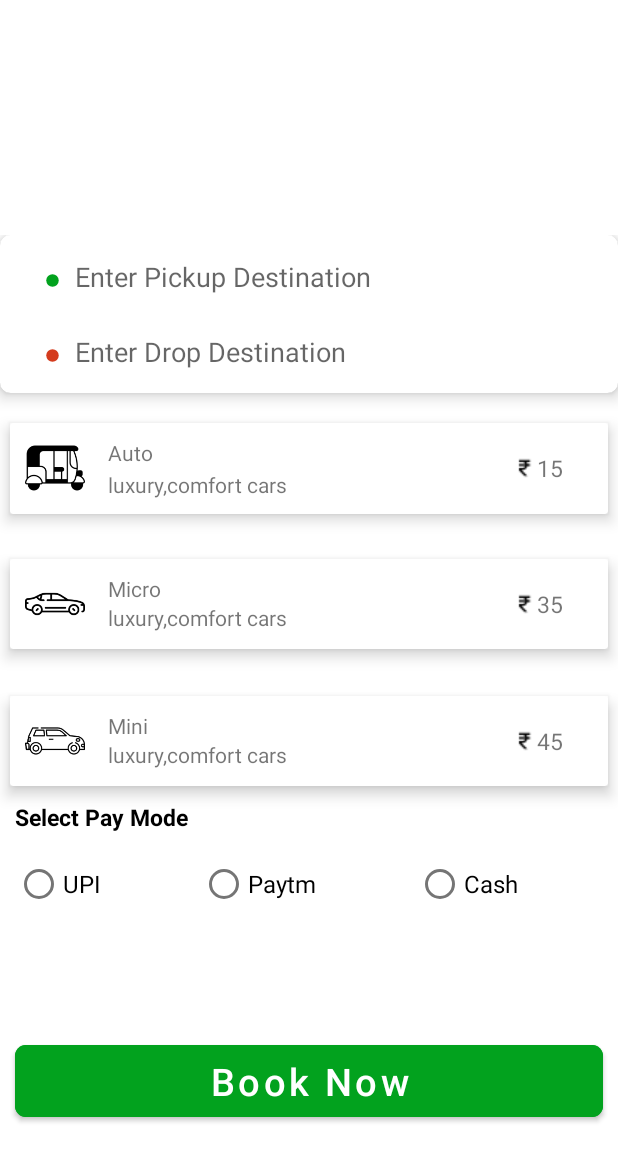
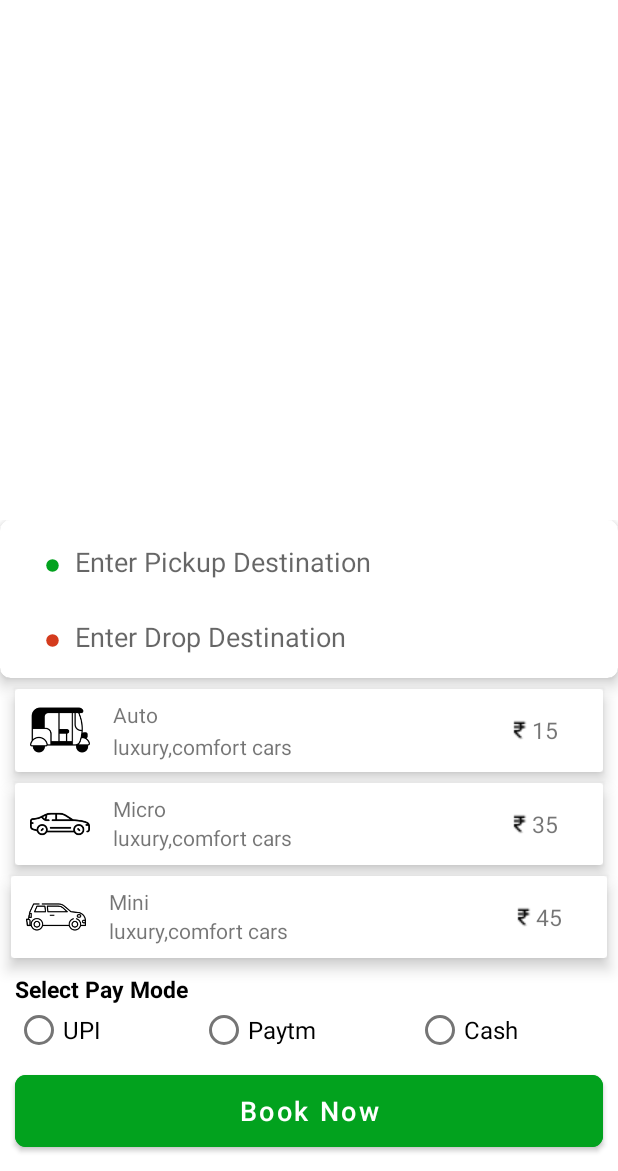
Before and after one commit to NilamNaaznin/weblight_jkt_vehicle, an Android app: the BookingActivity screen opened directly, with no data from a screen before it, on a phone screen of 412 x 824 dp, the part 65-1236 px from its top. Run offline under Robolectric (Android 15) with nearby library versions, the phone set to English and light mode, and no system bars; our stand-ins replace data binding.

Commit message:
some changes

```diff
--- a/app/src/main/java/com/example/jktvehicleapp/activity/CarComingActivity.java
+++ b/app/src/main/java/com/example/jktvehicleapp/activity/CarComingActivity.java
@@ -39,6 +39,7 @@ private ActivityCarComingBinding binding;
 
                 binding.lottieAni.setVisibility(View.VISIBLE);
 
+                binding.cardOTP.setVisibility(View.VISIBLE);
                 binding.tvOTP.setVisibility(View.VISIBLE);
                 binding.tvGetOTP.setVisibility(View.VISIBLE);
                 binding.tvCarName.setVisibility(View.VISIBLE);
--- a/app/src/main/res/drawable/baseline_phone.xml
+++ b/app/src/main/res/drawable/baseline_phone.xml
@@ -1,4 +1,4 @@
-<vector android:height="14dp" android:tint="#000000"
+<vector android:height="14dp" android:tint="@android:color/white"
     android:viewportHeight="24" android:viewportWidth="24"
     android:width="14dp" xmlns:android="http://schemas.android.com/apk/res/android">
     <path android:fillColor="@android:color/white" android:pathData="M6.62,10.79c1.44,2.83 3.76,5.14 6.59,6.59l2.2,-2.2c0.27,-0.27 0.67,-0.36 1.02,-0.24 1.12,0.37 2.33,0.57 3.57,0.57 0.55,0 1,0.45 1,1V20c0,0.55 -0.45,1 -1,1 -9.39,0 -17,-7.61 -17,-17 0,-0.55 0.45,-1 1,-1h3.5c0.55,0 1,0.45 1,1 0,1.25 0.2,2.45 0.57,3.57 0.11,0.35 0.03,0.74 -0.25,1.02l-2.2,2.2z"/>
--- a/app/src/main/res/layout/activity_booking.xml
+++ b/app/src/main/res/layout/activity_booking.xml
@@ -13,7 +13,8 @@
             android:id="@+id/map"
             android:name="com.google.android.gms.maps.SupportMapFragment"
             android:layout_width="match_parent"
-            android:layout_height="200dp" />
+            android:layout_height="match_parent"
+            android:layout_above="@+id/relativeLay"/>
 
         <ImageView
             android:id="@+id/imgBack"
@@ -24,10 +25,10 @@
 
 
             <RelativeLayout
+                android:id="@+id/relativeLay"
                 android:layout_width="match_parent"
-                android:layout_height="match_parent"
-                android:layout_above="@+id/btnBookNow"
-                android:layout_below="@+id/map">
+                android:layout_height="wrap_content"
+                android:layout_above="@+id/btnBookNow">
 
                 <androidx.cardview.widget.CardView
                     android:id="@+id/cardV1"
@@ -91,15 +92,17 @@
                     android:layout_width="match_parent"
                     android:layout_height="wrap_content"
                     android:layout_below="@+id/cardV1"
-                    android:layout_marginTop="10dp"
+                    android:layout_marginTop="7dp"
+                    android:layout_marginStart="10dp"
+                    android:layout_marginEnd="10dp"
                     app:cardElevation="6dp"
-                    app:cardUseCompatPadding="true">
+                    android:padding="0dp">
 
                     <RelativeLayout
                         android:layout_width="wrap_content"
                         android:layout_height="wrap_content"
-                        android:layout_marginTop="10dp"
-                        android:layout_marginBottom="10dp">
+                        android:paddingTop="7dp"
+                        android:paddingBottom="7dp">
 
                         <ImageView
                             android:id="@+id/imgAuto"
@@ -142,7 +145,7 @@
                             android:layout_alignParentRight="true"
                             android:layout_centerVertical="true"
                             android:layout_marginEnd="30dp"
-                            android:background="@color/shadow_dark"
+                            android:background="@color/green"
                             android:drawableTint="@color/white"
                             android:src="@drawable/tick"
                             android:tint="@color/white"
@@ -157,15 +160,16 @@
                     android:layout_width="match_parent"
                     android:layout_height="wrap_content"
                     android:layout_below="@+id/cardViewAuto"
-                    android:layout_marginTop="10dp"
-                    app:cardElevation="6dp"
-                    app:cardUseCompatPadding="true">
+                    android:layout_marginTop="7dp"
+                    android:layout_marginStart="10dp"
+                    android:layout_marginEnd="10dp"
+                    app:cardElevation="6dp">
 
                     <RelativeLayout
                         android:layout_width="match_parent"
                         android:layout_height="match_parent"
-                        android:layout_marginTop="10dp"
-                        android:layout_marginBottom="10dp">
+                        android:paddingTop="7dp"
+                        android:paddingBottom="7dp">
 
                         <ImageView
                             android:id="@+id/imgMicro"
@@ -210,7 +214,7 @@
                             android:layout_alignParentRight="true"
                             android:layout_centerVertical="true"
                             android:layout_marginEnd="30dp"
-                            android:background="@color/shadow_dark"
+                            android:background="@color/green"
                             android:drawableTint="@color/white"
                             android:src="@drawable/tick"
                             android:tint="@color/white"
@@ -224,15 +228,16 @@
                     android:layout_width="match_parent"
                     android:layout_height="wrap_content"
                     android:layout_below="@+id/cardViewCar"
-                    android:layout_marginTop="11dp"
-                    app:cardElevation="6dp"
-                    app:cardUseCompatPadding="true">
+                    android:layout_marginTop="7dp"
+                    android:layout_marginStart="7dp"
+                    android:layout_marginEnd="7dp"
+                    app:cardElevation="6dp">
 
                     <RelativeLayout
                         android:layout_width="wrap_content"
                         android:layout_height="wrap_content"
-                        android:layout_marginTop="10dp"
-                        android:layout_marginBottom="10dp">
+                        android:paddingTop="7dp"
+                        android:paddingBottom="7dp">
 
                         <ImageView
                             android:id="@+id/imgMini"
@@ -276,7 +281,7 @@
                             android:layout_alignParentRight="true"
                             android:layout_centerVertical="true"
                             android:layout_marginEnd="30dp"
-                            android:background="@color/shadow_dark"
+                            android:background="@color/green"
                             android:drawableTint="@color/white"
                             android:src="@drawable/tick"
                             android:tint="@color/white"
@@ -292,6 +297,7 @@
                     android:layout_height="wrap_content"
                     android:layout_below="@id/cardViewBigCar"
                     android:layout_marginStart="10dp"
+                    android:layout_marginTop="10dp"
                     android:text="Select Pay Mode"
                     android:textColor="@color/black"
                     android:textSize="15dp"
@@ -302,7 +308,6 @@
                     android:layout_width="match_parent"
                     android:layout_height="wrap_content"
                     android:layout_below="@id/tvPayMode"
-                    android:layout_marginTop="10dp"
                     android:orientation="horizontal"
                     android:weightSum="3">
 
@@ -311,6 +316,7 @@
                         android:layout_width="wrap_content"
                         android:layout_height="wrap_content"
                         android:layout_marginStart="10dp"
+                        android:layout_marginTop="-7dp"
                         android:layout_weight="1"
                         android:checked="false"
                         android:text="UPI"
@@ -321,6 +327,7 @@
                         android:layout_width="wrap_content"
                         android:layout_height="wrap_content"
                         android:layout_weight="1"
+                        android:layout_marginTop="-7dp"
                         android:checked="false"
                         android:text="Paytm"
                         android:textSize="16sp" />
@@ -330,6 +337,7 @@
                         android:layout_width="wrap_content"
                         android:layout_height="wrap_content"
                         android:layout_weight="1"
+                        android:layout_marginTop="-7dp"
                         android:checked="false"
                         android:text="Cash"
                         android:textSize="16sp" />
@@ -346,11 +354,11 @@
             android:layout_alignParentBottom="true"
             android:layout_marginStart="10dp"
             android:layout_marginEnd="10dp"
-            android:layout_marginBottom="30dp"
+            android:layout_marginBottom="10dp"
             android:backgroundTint="@color/green"
             android:text="@string/book_now"
             android:textAllCaps="false"
-            android:textSize="25sp"
+            android:textSize="18sp"
             app:cornerRadius="7dp" />
 
     </RelativeLayout>
--- a/app/src/main/res/layout/activity_login.xml
+++ b/app/src/main/res/layout/activity_login.xml
@@ -74,6 +74,9 @@
                 android:layout_marginStart="10dp"
                 android:paddingStart="5dp"
                 android:cursorVisible="true"
+                android:imeOptions="actionDone"
+                android:singleLine="true"
+                android:maxLines="1"
                 android:hint="Enter Phone or Email"
                 android:background="@color/white"
                 android:layout_below="@+id/tvDescription"/>
--- a/app/src/main/res/layout/activity_phone_verify.xml
+++ b/app/src/main/res/layout/activity_phone_verify.xml
@@ -41,6 +41,9 @@
             android:layout_marginTop="30dp"
             android:layout_marginStart="10dp"
             android:layout_marginEnd="10dp"
+            android:maxLines="1"
+            android:singleLine="true"
+            android:imeOptions="actionNext"
             android:hint="Name as per Aadhar"
             android:paddingStart="15dp"
             android:background="@drawable/edittext_bg"
@@ -98,6 +101,9 @@
                 android:layout_marginStart="10dp"
                 android:layout_gravity="center"
                 android:paddingStart="5dp"
+                android:maxLines="1"
+                android:singleLine="true"
+                android:imeOptions="actionDone"
                 android:cursorVisible="true"
                 android:hint="Phone  as per Aadhar/Email id"
                 android:background="@color/white"
--- a/app/src/main/res/layout/activity_search.xml
+++ b/app/src/main/res/layout/activity_search.xml
@@ -50,6 +50,7 @@
                 android:layout_height="50dp"
                 android:drawablePadding="10dp"
                 android:paddingStart="10dp"
+                android:maxLines="1"
                 android:background="@color/white"
                 android:drawableStart="@drawable/baseline_location"
                 android:hint="Your Location"/>
@@ -72,9 +73,10 @@
                 android:layout_height="50dp"
                 android:drawablePadding="10dp"
                 android:paddingStart="10dp"
+                android:maxLines="1"
                 android:background="@color/white"
                 android:drawableStart="@drawable/baseline_location"
-                android:hint="Search Destination"/>
+                android:hint="Drop Destination"/>
 
         </androidx.cardview.widget.CardView>
 
```
Also changed, not shown: app/src/main/java/com/example/jktvehicleapp/activity/BookingActivity.java (+11 -7 lines), app/src/main/java/com/example/jktvehicleapp/activity/LoginActivity.java (+8 -5 lines), app/src/main/java/com/example/jktvehicleapp/activity/PhoneVerifyActivity.java (+8 -4 lines), app/src/main/res/layout/activity_car_coming.xml (+44 -21 lines).
